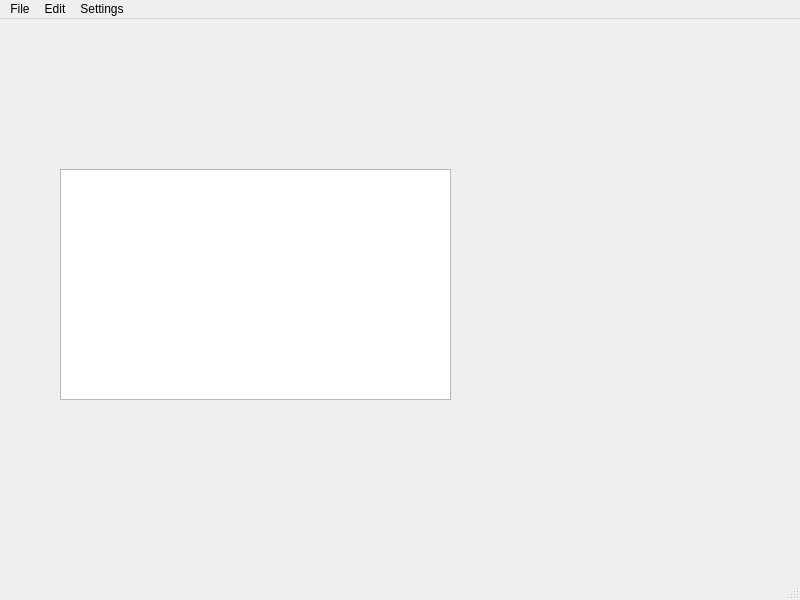
This is main/mainwindow.ui in Kirikus/Experiments_2024_autumn as Qt 5 draws it before an edit. The edited form follows.
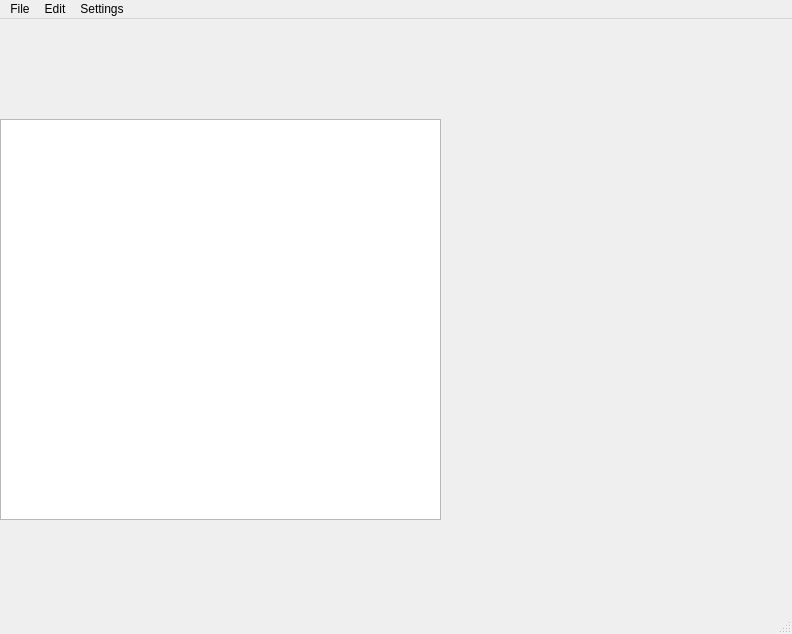
This is the edited form.

The edit to the form file:
```diff
--- a/main/mainwindow.ui
+++ b/main/mainwindow.ui
@@ -6,10 +6,16 @@
    <rect>
     <x>0</x>
     <y>0</y>
-    <width>800</width>
-    <height>600</height>
+    <width>792</width>
+    <height>634</height>
    </rect>
   </property>
+  <property name="sizePolicy">
+   <sizepolicy hsizetype="Preferred" vsizetype="Preferred">
+    <horstretch>1</horstretch>
+    <verstretch>1</verstretch>
+   </sizepolicy>
+  </property>
   <property name="windowTitle">
    <string>MainWindow</string>
   </property>
@@ -17,24 +23,33 @@
    <bool>true</bool>
   </property>
   <widget class="QWidget" name="centralwidget">
-   <widget class="QTableWidget" name="tableWidget">
-    <property name="enabled">
-     <bool>true</bool>
-    </property>
+   <property name="enabled">
+    <bool>true</bool>
+   </property>
+   <property name="sizePolicy">
+    <sizepolicy hsizetype="Ignored" vsizetype="Ignored">
+     <horstretch>1</horstretch>
+     <verstretch>1</verstretch>
+    </sizepolicy>
+   </property>
+   <property name="sizeIncrement">
+    <size>
+     <width>1</width>
+     <height>1</height>
+    </size>
+   </property>
+   <property name="autoFillBackground">
+    <bool>false</bool>
+   </property>
+   <widget class="QTableView" name="tableView">
     <property name="geometry">
      <rect>
-      <x>60</x>
-      <y>150</y>
-      <width>391</width>
-      <height>231</height>
+      <x>0</x>
+      <y>100</y>
+      <width>441</width>
+      <height>401</height>
      </rect>
     </property>
-    <property name="sizePolicy">
-     <sizepolicy hsizetype="Maximum" vsizetype="Maximum">
-      <horstretch>0</horstretch>
-      <verstretch>0</verstretch>
-     </sizepolicy>
-    </property>
    </widget>
   </widget>
   <widget class="QMenuBar" name="menubar">
@@ -42,7 +57,7 @@
     <rect>
      <x>0</x>
      <y>0</y>
-     <width>800</width>
+     <width>792</width>
      <height>22</height>
     </rect>
    </property>
```
